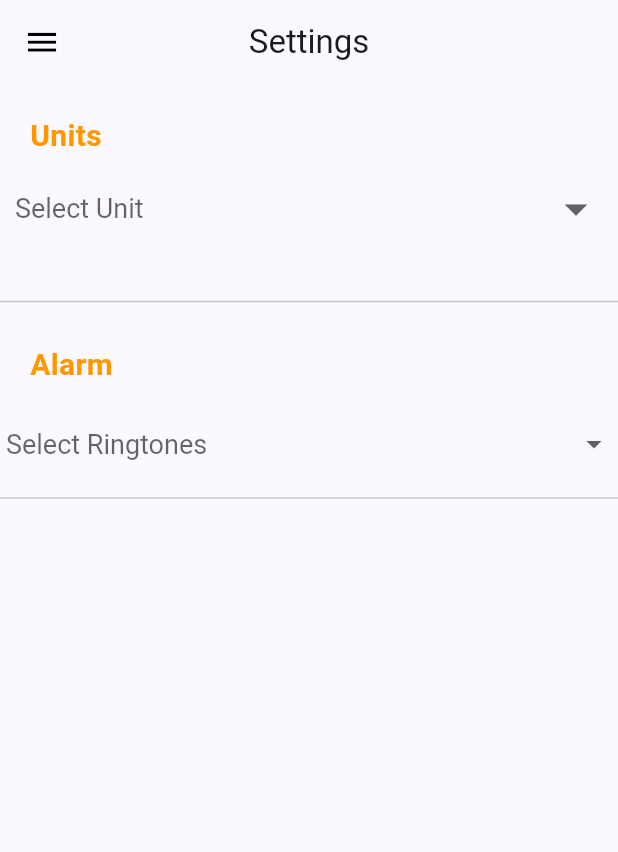
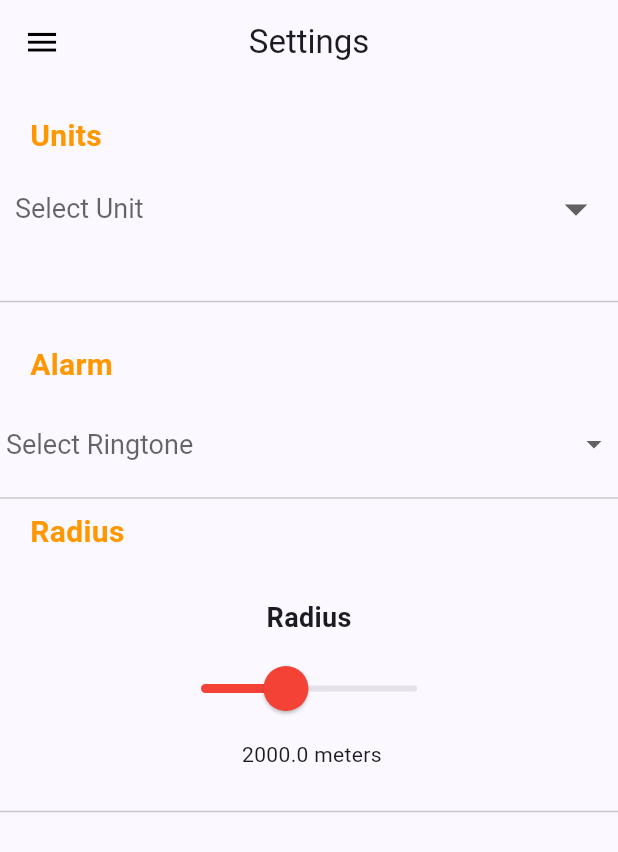
Before and after one commit to Brinda2802/gps_alarm, a Flutter app: the Settings screen opened directly, on a phone screen of 412 x 824 dp. Shown: the top 852 px of the screen. Run offline on Flutter 3.47's test engine with Material 3 defaults, Android fonts, the phone set to English and light mode, and no system bars; our stand-ins replace audioplayers, file_picker, flutter_advanced_switch, flutter_local_notifications, geocoding, google_maps_flutter and 5 more; missing offline and left inert: flutter_background_service; accounts and stored records are empty.

Commit message:
radius in settings

```diff
--- a/lib/Homescreens/settings.dart
+++ b/lib/Homescreens/settings.dart
@@ -24,10 +24,7 @@ class Settings extends StatefulWidget {
 
 class _SettingsState extends State<Settings> {
   late  final AudioPlayer _audioPlayer = AudioPlayer();
-
-
   double radius=0;
-
   updateradiusvalue(value){
     setState(() {
       radius=value;
@@ -52,17 +49,17 @@ class _SettingsState extends State<Settings> {
         value: ringtone,
         child: Text(ringtone.split('/').last), // Display only filename
       )).toList(),
-      onChanged: (value) {
-        setState(() {
-          print(value);
-          selectedRingtone = value;
-          _saveSelectedRingtone();
-           _playRingtone(selectedRingtone!);
-          // Use selectedRingtone to play the ringtone or set notification sound
-        });
+      onChanged: (String? value) {
+        if (value != null) { // Handle null selection gracefully
+          setState(() {
+            selectedRingtone = value;
+            _saveSelectedRingtone(value); // Persist selection
+            _playRingtone(selectedRingtone!); // Play or set notification sound
+          });
+        }
       },
-      hint: Text('Select Ringtones'),
-      style: TextStyle(
+      hint: const Text('Select Ringtone'), // Use const for immutability
+      style: const TextStyle( // Use const for immutability
         color: Colors.black,
         fontSize: 18,
       ),
@@ -72,6 +69,7 @@ class _SettingsState extends State<Settings> {
       ),
     );
   }
+
   Future<void> _loadRingtones() async {
     try {
       if (listFileExists) {  // Check if list.txt exists (optional)
@@ -87,10 +85,15 @@ class _SettingsState extends State<Settings> {
       print("Error loading ringtones: $e");
     }
   }
-  void _saveSelectedRingtone() async {
+  Future<void> _saveSelectedRingtone(String ringtone) async {
     final prefs = await SharedPreferences.getInstance();
-    await prefs.setString('selectedRingtone', selectedRingtone!);
+    await prefs.setString('selectedRingtone', ringtone);
   }
+
+  // void _saveSelectedRingtone(String value) async {
+  //   final prefs = await SharedPreferences.getInstance();
+  //   await prefs.setString('selectedRingtone', selectedRingtone!);
+  // }
   // Future<void> _playRingtone(String ringtone) async {
   //   // Replace 'assets/ringtones/' with your actual path if different
   //   final ringtonePath = 'ringtone/$ringtone';
@@ -123,7 +126,7 @@ class _SettingsState extends State<Settings> {
       }
     }
   }
-  @override
+
   @override
   void dispose() {
     super.dispose();
@@ -148,12 +151,6 @@ class _SettingsState extends State<Settings> {
     // Load selected unit when the widget initializes
   }
   // Method to load the selected unit from shared preferences
-  void _loadSelectedUnit() async {
-    SharedPreferences prefs = await SharedPreferences.getInstance();
-    setState(() {
-      _selectedUnit = prefs.getString('selectedUnit');
-    });
-  }
   // Method to save the selected unit to shared preferences
   void _saveSelectedUnit(String newValue) async {
     SharedPreferences prefs = await SharedPreferences.getInstance();
@@ -162,6 +159,15 @@ class _SettingsState extends State<Settings> {
       _selectedUnit = newValue;
     });
   }
+  Future _loadSelectedUnit() async {
+    SharedPreferences prefs = await SharedPreferences.getInstance();
+    setState(() {
+      _selectedUnit = prefs.getString('selectedUnit');
+      _imperial=(_selectedUnit == 'Imperial system (mi/ft)');
+      radius=_imperial?1.24:2000;
+    });
+  }
+
   Future<void> _launchInBrowser(Uri url) async {
     if (!await launchUrl(
       url,
@@ -173,6 +179,7 @@ class _SettingsState extends State<Settings> {
   Future<void>? _launched;
   final GlobalKey<ScaffoldState> _scaffoldKey = GlobalKey<ScaffoldState>();
   @override
+  bool _imperial=false;
   Widget build(BuildContext context) {
     final Uri toLaunch =
     Uri(scheme: 'https', host: 'www.google.com');
@@ -201,7 +208,7 @@ class _SettingsState extends State<Settings> {
               title: Text('Track'),
               onTap: () {
                 Navigator.of(context).push(
-                    MaterialPageRoute(builder: (context)=>Track())
+                    MaterialPageRoute(builder: (context)=>Track(selectedRingtone:"$selectedRingtone"   ))
                 );
                 // Handle item 1 tap
               },
@@ -327,7 +334,6 @@ class _SettingsState extends State<Settings> {
               fontWeight: FontWeight.w600,
             ),),
           ),
-
           Padding(
             padding: const EdgeInsets.all(10.0),
             child: DropdownButton<String>(
@@ -409,8 +415,23 @@ Padding(
     child: _buildRingtoneDropdown(),
   ),
 ),
-
-
+          Divider(),Padding(
+            padding: const EdgeInsets.only(left: 20.0),
+            child: Text('Radius',style: TextStyle(
+              color: Colors.orange,
+              fontSize: 20,
+              fontWeight: FontWeight.w600,
+            ),),
+          ),
+          SizedBox(
+            height: 10,
+          ),
+          Padding(
+            padding: const EdgeInsets.all(4.0),
+            child: Container(
+              child: MeterCalculatorWidget(callback:updateradiusvalue,),
+            ),
+          ),
           Divider(),
         ],
       ),
@@ -444,3 +465,82 @@ Padding(
 
 
 }
+class MeterCalculatorWidget extends StatefulWidget {
+  final Function(double) callback;
+
+  const MeterCalculatorWidget({
+    Key? key,
+    required this.callback,
+
+  }) : super(key: key);
+
+  @override
+  _MeterCalculatorWidgetState createState() => _MeterCalculatorWidgetState();
+}
+
+class _MeterCalculatorWidgetState extends State<MeterCalculatorWidget> {
+  String? _selectedUnit;
+  double _radius = 200;
+  bool _imperial=false;
+  @override
+  void initState() {
+    _loadSelectedUnit();
+    // TODO: implement initState
+    super.initState();
+  }
+  Future _loadSelectedUnit() async {
+    SharedPreferences prefs = await SharedPreferences.getInstance();
+    setState(() {
+      _selectedUnit = prefs.getString('selectedUnit');
+      _imperial=(_selectedUnit == 'Imperial system (mi/ft)');
+      _radius=_imperial?1.24:2000;
+    });
+  }
+
+  @override
+  Widget build(BuildContext context) {
+    print(_selectedUnit);
+    print(_radius);
+    return Padding(
+      padding: const EdgeInsets.all(16.0),
+      child: Column(
+        children: [
+          Text(
+            'Radius',
+            style: TextStyle(fontSize: 18, fontWeight: FontWeight.bold),
+          ),
+          SizedBox(height: 10),
+          Row(
+            mainAxisAlignment: MainAxisAlignment.center,
+            children: [
+              SliderTheme(
+                data: SliderTheme.of(context).copyWith(
+                  thumbShape: RoundSliderThumbShape(
+                    enabledThumbRadius: 15.0, // Set your desired thumb radius
+                  ),
+                ),
+                child: Slider(
+
+                  activeColor: Colors.red,
+                  value: _radius,
+                  divisions:100,
+                  min:  _imperial?0.05:50,
+                  max: _imperial?5.05:5050, // Set your maximum radius value here
+                  onChanged: (value) {
+                    setState(() {
+                      _radius = double.parse(value.toStringAsFixed(2)); // Round the value to the nearest integer
+                    });
+                    widget.callback(value);
+                  },
+                ),
+              ),
+            ],
+          ),
+          SizedBox(height: 10),
+          Text(' $_radius ${_imperial ? 'miles' : 'meters'}'),
+          // Display the rounded value with the appropriate unit based on the selected system
+        ],
+      ),
+    );
+  }
+}
```
Also changed, not shown: lib/Map screen page.dart (+2 -11 lines), lib/Track.dart (+33 -20 lines), lib/search place screen.dart (+104 -199 lines), 19 other files.
